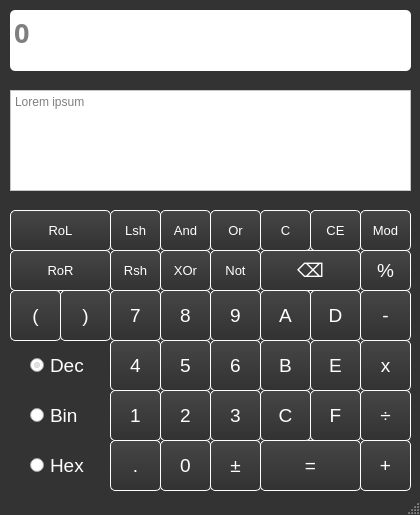
Above: mainwindow.ui from KGRC199913/QtCalculator before the change. Below: the same form after it.
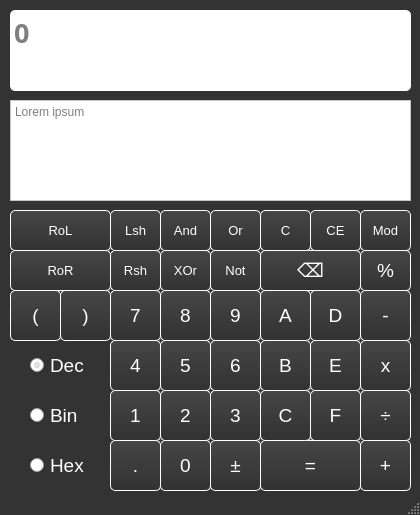
That is the form after the change.

What changed in the file:
```diff
--- a/mainwindow.ui
+++ b/mainwindow.ui
@@ -52,7 +52,7 @@
     <property name="geometry">
      <rect>
       <x>10</x>
-      <y>90</y>
+      <y>100</y>
       <width>401</width>
       <height>101</height>
      </rect>
@@ -1290,7 +1290,7 @@
       <x>10</x>
       <y>10</y>
       <width>401</width>
-      <height>61</height>
+      <height>81</height>
      </rect>
     </property>
     <property name="font">
```
